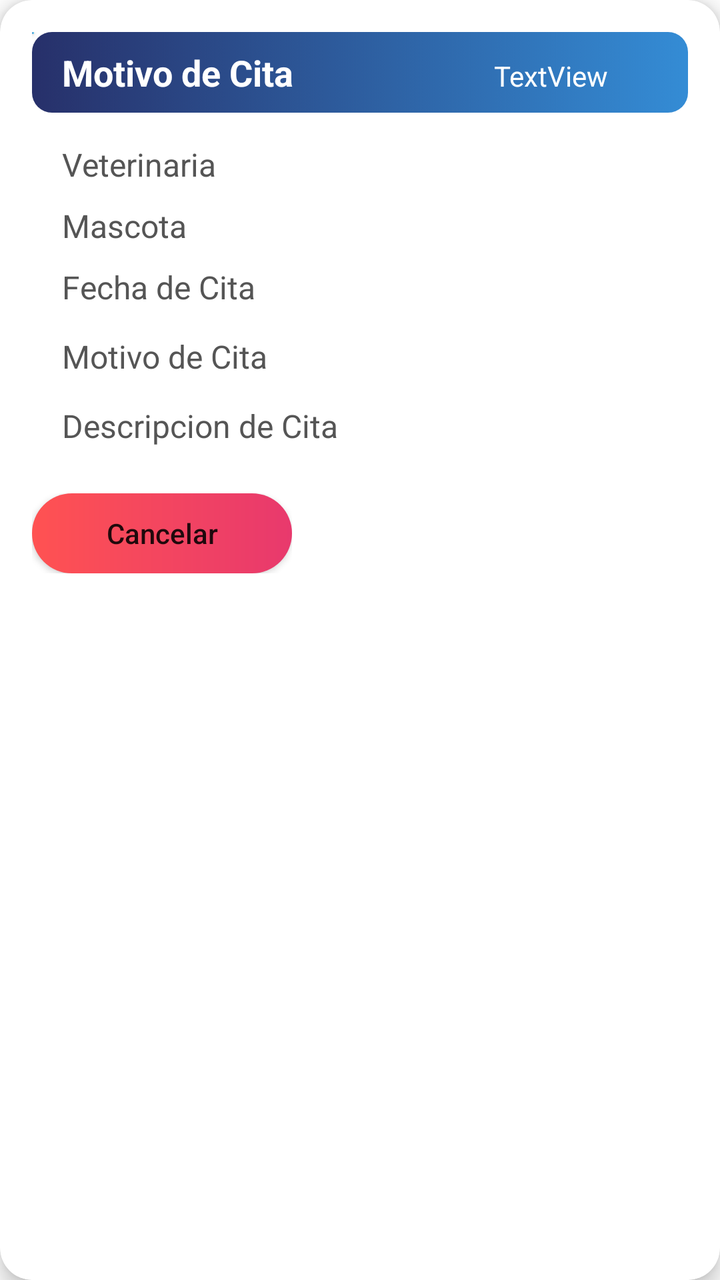
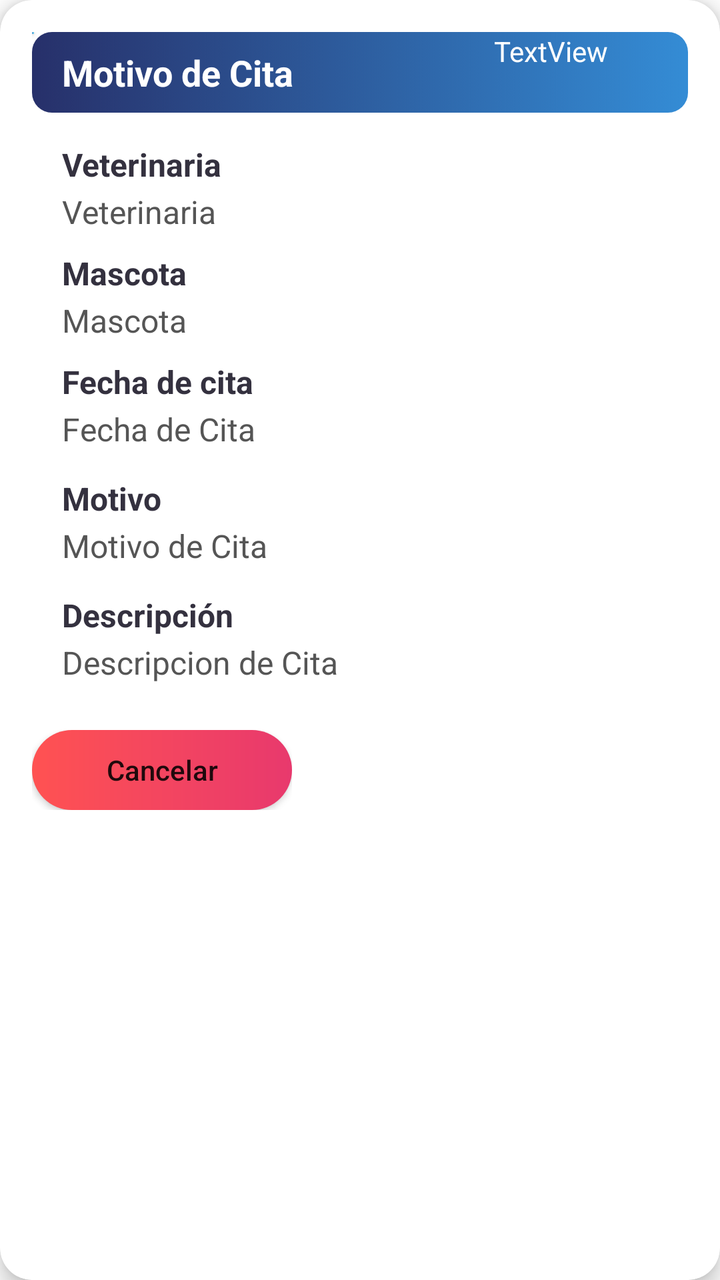

The first picture is an Android layout as it rendered before a commit; the second is the same layout after the commit. The layout source and the unified diff follow.
<!-- AndroidManifest.xml: application theme Theme.OnePetApp.NoActionBar -->
<!-- res/layout/activity_item_cardhistorialcitas.xml -->
<?xml version="1.0" encoding="utf-8"?>
<androidx.cardview.widget.CardView xmlns:android="http://schemas.android.com/apk/res/android"
    xmlns:app="http://schemas.android.com/apk/res-auto"
    xmlns:tools="http://schemas.android.com/tools"
    android:layout_width="match_parent"
    android:layout_height="wrap_content"
    android:layout_margin="8dp"
    app:cardCornerRadius="16dp"
    app:cardElevation="6dp">

    <LinearLayout
        android:id="@+id/cardHistorialCitas"
        android:layout_width="match_parent"
        android:layout_height="wrap_content"
        android:orientation="vertical"
        android:padding="16dp">

        <androidx.constraintlayout.widget.ConstraintLayout
            android:layout_width="match_parent"
            android:layout_height="match_parent"
            android:layout_weight="1"
            android:orientation="vertical"
            tools:layout_editor_absoluteX="21dp"
            tools:layout_editor_absoluteY="16dp">

            <TextView
                android:id="@+id/txtMotivoCitaC"
                android:layout_width="match_parent"
                android:layout_height="wrap_content"
                android:background="@drawable/recresenacard"
                android:paddingLeft="15dp"
                android:paddingTop="8dp"
                android:paddingBottom="8dp"
                android:text="Motivo de Cita"
                android:textColor="#FFFFFF"
                android:textSize="18sp"
                android:textStyle="bold"
                app:layout_constraintBottom_toTopOf="@+id/txtVeterinariaCC"
                app:layout_constraintEnd_toEndOf="parent"
                app:layout_constraintHorizontal_bias="0.0"
                app:layout_constraintStart_toStartOf="parent"
                app:layout_constraintTop_toTopOf="parent"
                app:layout_constraintVertical_bias="0.235" />

            <TextView
                android:id="@+id/txtVeterinariaCC"
                android:layout_width="match_parent"
                android:layout_height="wrap_content"
                android:layout_marginTop="15dp"
                android:layout_marginBottom="5dp"
                android:paddingLeft="15dp"
                android:paddingBottom="4dp"
                android:text="Veterinaria"
                android:textColor="#555"
                android:textSize="16sp"
                app:layout_constraintBottom_toTopOf="@+id/txtMascotaC"
                app:layout_constraintEnd_toEndOf="parent"
                app:layout_constraintHorizontal_bias="1.0"
                app:layout_constraintStart_toStartOf="parent"
                app:layout_constraintTop_toBottomOf="@+id/txtMotivoCitaC" />

            <TextView
                android:id="@+id/txtMascotaC"
                android:layout_width="match_parent"
                android:layout_height="wrap_content"
                android:layout_marginBottom="5dp"
                android:paddingLeft="15dp"
                android:paddingBottom="4dp"
                android:text="Mascota"
                android:textColor="#555"
                android:textSize="16sp"
                app:layout_constraintBottom_toTopOf="@+id/txtFechaCitaC"
                app:layout_constraintEnd_toEndOf="parent"
                app:layout_constraintHorizontal_bias="1.0"
                app:layout_constraintStart_toStartOf="parent" />

            <TextView
                android:id="@+id/txtFechaCitaC"
                android:layout_width="match_parent"
                android:layout_height="wrap_content"
                android:layout_marginBottom="5dp"
                android:paddingLeft="15dp"
                android:paddingBottom="8dp"
                android:text="Fecha de Cita"
                android:textColor="#555"
                android:textSize="16sp"
                app:layout_constraintBottom_toBottomOf="parent"
                app:layout_constraintBottom_toTopOf="@+id/txtMotivoCitaCC2"
                app:layout_constraintEnd_toEndOf="parent"
                app:layout_constraintStart_toStartOf="parent" />

            <TextView
                android:id="@+id/txtMotivoCitaCC2"
                android:layout_width="match_parent"
                android:layout_height="wrap_content"
                android:layout_marginBottom="5dp"
                android:paddingLeft="15dp"
                android:paddingBottom="8dp"
                android:text="Motivo de Cita"
                android:textColor="#555"
                android:textSize="16sp"
                app:layout_constraintBottom_toBottomOf="parent"
                app:layout_constraintBottom_toTopOf="@+id/txtDescripcionCitaC"
                app:layout_constraintEnd_toEndOf="parent"
                app:layout_constraintStart_toStartOf="parent" />

            <TextView
                android:id="@+id/txtDescripcionCitaC"
                android:layout_width="match_parent"
                android:layout_height="wrap_content"
                android:layout_marginBottom="15dp"
                android:paddingLeft="15dp"
                android:paddingBottom="8dp"
                android:scrollHorizontally="false"
                android:text="Descripcion de Cita"
                android:textColor="#555"
                android:textSize="16sp"
                app:layout_constraintBottom_toBottomOf="parent"
                app:layout_constraintEnd_toEndOf="parent"
                app:layout_constraintStart_toStartOf="parent" />

            <Button
                android:id="@+id/btnEditarCitaC"
                android:layout_width="1dp"
                android:layout_height="1dp"
                android:background="@drawable/botonturquesauno"
                android:text="Editar"
                android:textAllCaps="false"
                app:backgroundTint="@null"
                tools:layout_editor_absoluteY="230dp" />

            <TextView
                android:id="@+id/txtEstadoCC"
                android:layout_width="wrap_content"
                android:layout_height="wrap_content"
                android:layout_marginEnd="40dp"
                android:text="TextView"
                android:textColor="#FFFFFF"
                app:layout_constraintBaseline_toBaselineOf="@+id/txtMotivoCitaC"
                app:layout_constraintEnd_toEndOf="parent" />


        </androidx.constraintlayout.widget.ConstraintLayout>

        <LinearLayout
            android:layout_width="wrap_content"
            android:layout_height="wrap_content"
            android:orientation="horizontal">

            

            <LinearLayout
                android:layout_width="match_parent"
                android:layout_height="match_parent"
                android:orientation="horizontal">

                <Button
                    android:id="@+id/btnEliminarCitaC"
                    android:layout_width="130dp"
                    android:layout_height="40dp"
                    android:layout_marginLeft="0dp"
                    android:layout_marginTop="0dp"
                    android:layout_marginRight="0dp"
                    android:layout_marginBottom="0dp"
                    android:background="@drawable/btnred"
                    android:text="Cancelar"
                    android:textAllCaps="false"
                    app:backgroundTint="@null" />
            </LinearLayout>

            
        </LinearLayout>

    </LinearLayout>
</androidx.cardview.widget.CardView>
<!-- resources referenced by this layout -->
<resources>
  <!-- drawable botonturquesauno (drawable) -->
  <?xml version="1.0" encoding="utf-8"?>
  <shape xmlns:android="http://schemas.android.com/apk/res/android"
      android:shape="rectangle">
      <gradient
          android:startColor="#3C87D1"
          android:endColor="#4ECFEB">
      </gradient>
      <corners android:radius="1000dp"></corners>
  </shape>
  <!-- drawable btnred (drawable) -->
  <?xml version="1.0" encoding="utf-8"?>
  <shape xmlns:android="http://schemas.android.com/apk/res/android"
      android:shape="rectangle">
      <gradient
          android:startColor="#FF5252"
          android:endColor="#E8396D">
      </gradient>
      <corners android:radius="1000dp"></corners>
  </shape>
  <!-- drawable recresenacard (drawable) -->
  <?xml version="1.0" encoding="utf-8"?>
  <selector xmlns:android="http://schemas.android.com/apk/res/android">
      <item>
          <shape>
              <gradient
                  android:startColor="#27306A"
                  android:endColor="#348cd5">
              </gradient>
              <corners android:radius="10dp"></corners>
          </shape>
      </item>
  </selector>
  <style name="Theme.OnePetApp.NoActionBar">
          <item name="windowActionBar">false</item>
          <item name="windowNoTitle">true</item>
      </style>
</resources>

<!-- the commit's change to res/layout/activity_item_cardhistorialcitas.xml (unified diff, before → after) -->
@@ -23,101 +23,136 @@
             tools:layout_editor_absoluteX="21dp"
             tools:layout_editor_absoluteY="16dp">
 
-            <TextView
-                android:id="@+id/txtMotivoCitaC"
+            <LinearLayout
                 android:layout_width="match_parent"
-                android:layout_height="wrap_content"
-                android:background="@drawable/recresenacard"
-                android:paddingLeft="15dp"
-                android:paddingTop="8dp"
-                android:paddingBottom="8dp"
-                android:text="Motivo de Cita"
-                android:textColor="#FFFFFF"
-                android:textSize="18sp"
-                android:textStyle="bold"
-                app:layout_constraintBottom_toTopOf="@+id/txtVeterinariaCC"
-                app:layout_constraintEnd_toEndOf="parent"
-                app:layout_constraintHorizontal_bias="0.0"
-                app:layout_constraintStart_toStartOf="parent"
-                app:layout_constraintTop_toTopOf="parent"
-                app:layout_constraintVertical_bias="0.235" />
-
-            <TextView
-                android:id="@+id/txtVeterinariaCC"
-                android:layout_width="match_parent"
-                android:layout_height="wrap_content"
-                android:layout_marginTop="15dp"
-                android:layout_marginBottom="5dp"
-                android:paddingLeft="15dp"
-                android:paddingBottom="4dp"
-                android:text="Veterinaria"
-                android:textColor="#555"
-                android:textSize="16sp"
-                app:layout_constraintBottom_toTopOf="@+id/txtMascotaC"
-                app:layout_constraintEnd_toEndOf="parent"
-                app:layout_constraintHorizontal_bias="1.0"
-                app:layout_constraintStart_toStartOf="parent"
-                app:layout_constraintTop_toBottomOf="@+id/txtMotivoCitaC" />
-
-            <TextView
-                android:id="@+id/txtMascotaC"
-                android:layout_width="match_parent"
-                android:layout_height="wrap_content"
-                android:layout_marginBottom="5dp"
-                android:paddingLeft="15dp"
-                android:paddingBottom="4dp"
-                android:text="Mascota"
-                android:textColor="#555"
-                android:textSize="16sp"
-                app:layout_constraintBottom_toTopOf="@+id/txtFechaCitaC"
-                app:layout_constraintEnd_toEndOf="parent"
-                app:layout_constraintHorizontal_bias="1.0"
-                app:layout_constraintStart_toStartOf="parent" />
-
-            <TextView
-                android:id="@+id/txtFechaCitaC"
-                android:layout_width="match_parent"
-                android:layout_height="wrap_content"
-                android:layout_marginBottom="5dp"
-                android:paddingLeft="15dp"
-                android:paddingBottom="8dp"
-                android:text="Fecha de Cita"
-                android:textColor="#555"
-                android:textSize="16sp"
-                app:layout_constraintBottom_toBottomOf="parent"
-                app:layout_constraintBottom_toTopOf="@+id/txtMotivoCitaCC2"
-                app:layout_constraintEnd_toEndOf="parent"
-                app:layout_constraintStart_toStartOf="parent" />
-
-            <TextView
-                android:id="@+id/txtMotivoCitaCC2"
-                android:layout_width="match_parent"
-                android:layout_height="wrap_content"
-                android:layout_marginBottom="5dp"
-                android:paddingLeft="15dp"
-                android:paddingBottom="8dp"
-                android:text="Motivo de Cita"
-                android:textColor="#555"
-                android:textSize="16sp"
-                app:layout_constraintBottom_toBottomOf="parent"
-                app:layout_constraintBottom_toTopOf="@+id/txtDescripcionCitaC"
-                app:layout_constraintEnd_toEndOf="parent"
-                app:layout_constraintStart_toStartOf="parent" />
-
-            <TextView
-                android:id="@+id/txtDescripcionCitaC"
-                android:layout_width="match_parent"
-                android:layout_height="wrap_content"
-                android:layout_marginBottom="15dp"
-                android:paddingLeft="15dp"
-                android:paddingBottom="8dp"
-                android:scrollHorizontally="false"
-                android:text="Descripcion de Cita"
-                android:textColor="#555"
-                android:textSize="16sp"
-                app:layout_constraintBottom_toBottomOf="parent"
-                app:layout_constraintEnd_toEndOf="parent"
-                app:layout_constraintStart_toStartOf="parent" />
+                android:layout_height="match_parent"
+                android:orientation="vertical">
+
+                <TextView
+                    android:id="@+id/txtMotivoCitaC"
+                    android:layout_width="match_parent"
+                    android:layout_height="wrap_content"
+                    android:background="@drawable/recresenacard"
+                    android:paddingLeft="15dp"
+                    android:paddingTop="8dp"
+                    android:paddingBottom="8dp"
+                    android:text="Motivo de Cita"
+                    android:textColor="#FFFFFF"
+                    android:textSize="18sp"
+                    android:textStyle="bold" />
+
+                <TextView
+                    android:id="@+id/textView61"
+                    android:layout_width="match_parent"
+                    android:layout_height="wrap_content"
+                    android:layout_marginTop="15dp"
+                    android:paddingLeft="15dp"
+                    android:paddingBottom="2dp"
+                    android:text="Veterinaria"
+                    android:textColor="#34313F"
+                    android:textSize="16sp"
+                    android:textStyle="bold" />
+
+                <TextView
+                    android:id="@+id/txtVeterinariaCC"
+                    android:layout_width="match_parent"
+                    android:layout_height="wrap_content"
+                    android:layout_marginBottom="5dp"
+                    android:paddingLeft="15dp"
+                    android:paddingBottom="4dp"
+                    android:text="Veterinaria"
+                    android:textColor="#555"
+                    android:textSize="16sp" />
+
+                <TextView
+                    android:id="@+id/textView56"
+                    android:layout_width="match_parent"
+                    android:layout_height="wrap_content"
+                    android:paddingLeft="15dp"
+                    android:paddingBottom="2dp"
+                    android:text="Mascota"
+                    android:textColor="#34313F"
+                    android:textSize="16sp"
+                    android:textStyle="bold" />
+
+                <TextView
+                    android:id="@+id/txtMascotaC"
+                    android:layout_width="match_parent"
+                    android:layout_height="wrap_content"
+                    android:layout_marginBottom="5dp"
+                    android:paddingLeft="15dp"
+                    android:paddingBottom="4dp"
+                    android:text="Mascota"
+                    android:textColor="#555"
+                    android:textSize="16sp" />
+
+                <TextView
+                    android:id="@+id/textView57"
+                    android:layout_width="match_parent"
+                    android:layout_height="wrap_content"
+                    android:paddingLeft="15dp"
+                    android:paddingBottom="2dp"
+                    android:text="Fecha de cita"
+                    android:textColor="#34313F"
+                    android:textSize="16sp"
+                    android:textStyle="bold" />
+
+                <TextView
+                    android:id="@+id/txtFechaCitaC"
+                    android:layout_width="match_parent"
+                    android:layout_height="wrap_content"
+                    android:layout_marginBottom="5dp"
+                    android:paddingLeft="15dp"
+                    android:paddingBottom="8dp"
+                    android:text="Fecha de Cita"
+                    android:textColor="#555"
+                    android:textSize="16sp" />
+
+                <TextView
+                    android:id="@+id/textView58"
+                    android:layout_width="match_parent"
+                    android:layout_height="wrap_content"
+                    android:paddingLeft="15dp"
+                    android:paddingBottom="2dp"
+                    android:text="Motivo"
+                    android:textColor="#34313F"
+                    android:textSize="16sp"
+                    android:textStyle="bold" />
+
+                <TextView
+                    android:id="@+id/txtMotivoCitaCC2"
+                    android:layout_width="match_parent"
+                    android:layout_height="wrap_content"
+                    android:layout_marginBottom="5dp"
+                    android:paddingLeft="15dp"
+                    android:paddingBottom="8dp"
+                    android:text="Motivo de Cita"
+                    android:textColor="#555"
+                    android:textSize="16sp" />
+
+                <TextView
+                    android:id="@+id/textView59"
+                    android:layout_width="match_parent"
+                    android:layout_height="wrap_content"
+                    android:paddingLeft="15dp"
+                    android:paddingBottom="2dp"
+                    android:text="Descripción"
+                    android:textColor="#34313F"
+                    android:textSize="16sp"
+                    android:textStyle="bold" />
+
+                <TextView
+                    android:id="@+id/txtDescripcionCitaC"
+                    android:layout_width="match_parent"
+                    android:layout_height="wrap_content"
+                    android:layout_marginBottom="15dp"
+                    android:paddingLeft="15dp"
+                    android:paddingBottom="8dp"
+                    android:scrollHorizontally="false"
+                    android:text="Descripcion de Cita"
+                    android:textColor="#555"
+                    android:textSize="16sp" />
+            </LinearLayout>
 
             <Button
                 android:id="@+id/btnEditarCitaC"
